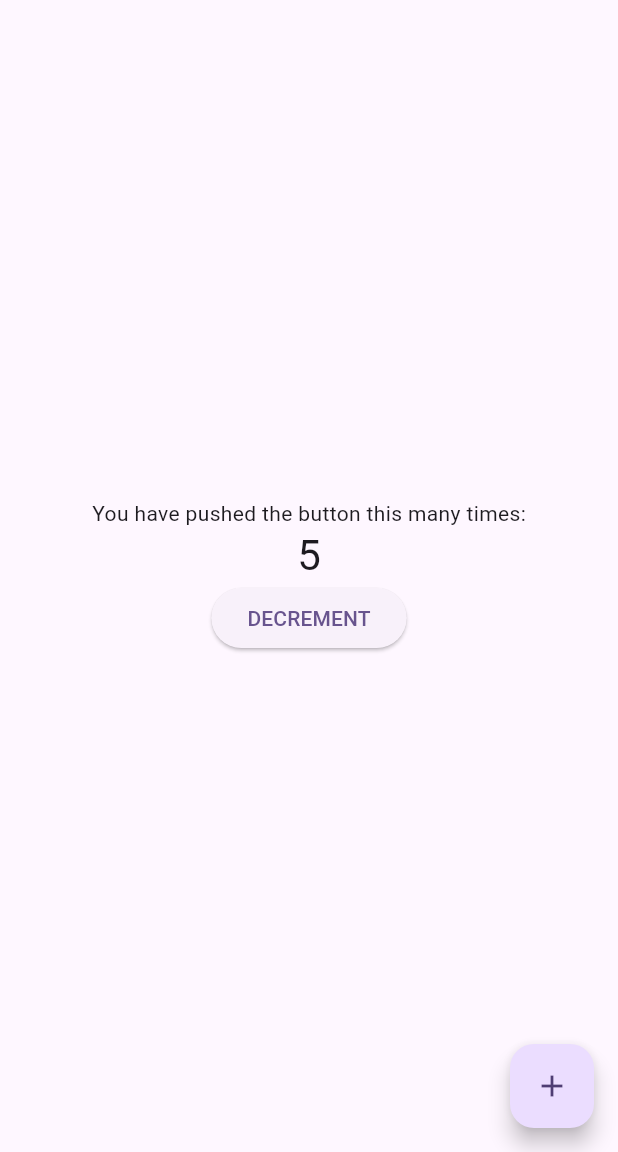
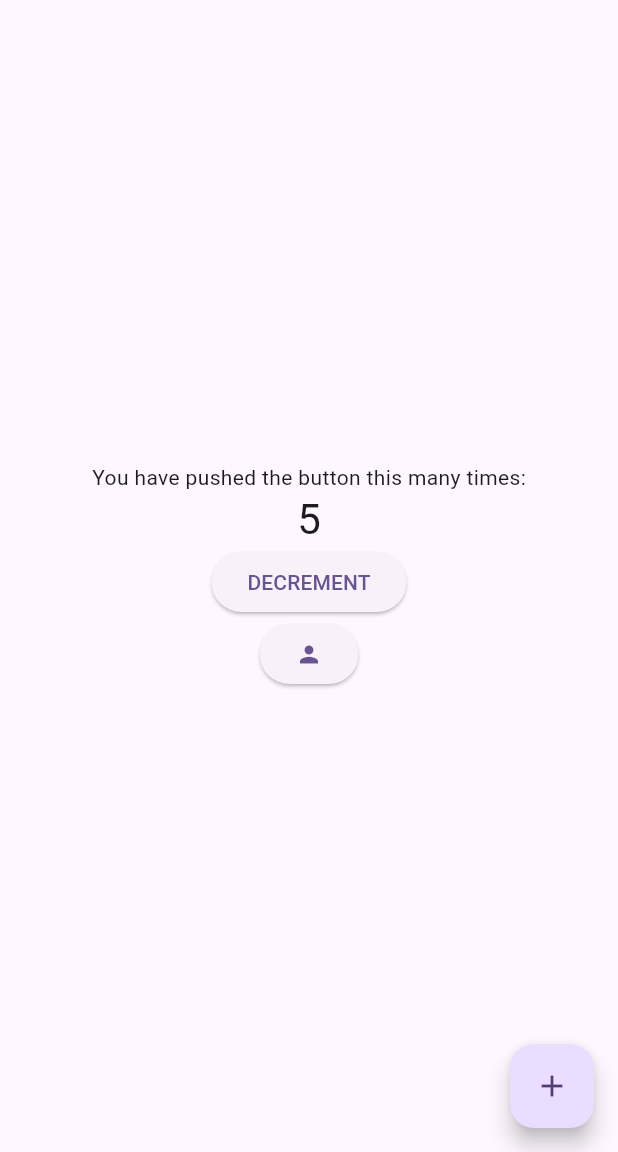
Before and after one commit to Vadymkon/bloc_test, a Flutter app: the screen it shows after launch, on a phone screen of 412 x 824 dp, the part 84-1236 px from its top. Run offline on Flutter 3.47's test engine with Material 2 defaults, Android fonts, the phone set to English and light mode, and no system bars; our stand-ins replace bloc, flutter_bloc.

```diff
--- a/lib/main_screen.dart
+++ b/lib/main_screen.dart
@@ -1,3 +1,4 @@
+import 'package:bloc_test/user_bloc/user_bloc.dart';
 import 'package:flutter/material.dart';
 import 'package:flutter_bloc/flutter_bloc.dart';
 
@@ -9,23 +10,32 @@ class MyHomePage extends StatelessWidget {
 
   @override
   Widget build(BuildContext context) {
-    final bloc = CounterBloc();
+    final counterBloc = CounterBloc();
+    final userBloc = UserBloc();
 
-    return BlocProvider<CounterBloc>(
-      create: (context) => bloc, // CAN MAKE START FUNC ..add(CounterIncEvent()),
+    return MultiBlocProvider(
+  providers: [
+    BlocProvider<CounterBloc>(
+      create: (context) => counterBloc, // CAN MAKE START FUNC ..add(CounterIncEvent()),
+),
+    BlocProvider<UserBloc>(
+      create: (context) => userBloc,
+    ),
+  ],
   child: Scaffold(
             appBar: AppBar(
               backgroundColor: Theme.of(context).colorScheme.inversePrimary,
               title: Text(title),
             ),
 
-            body: Center(
+            body: SafeArea(
+              child: Center(
                 child: Column(
                   mainAxisAlignment: MainAxisAlignment.center,
                   children: <Widget>[
                     const Text('You have pushed the button this many times:'),
                     BlocBuilder<CounterBloc, int>( //Covered only Text, for re-rendering only text
-                    bloc: bloc,
+                      bloc: counterBloc,
                       builder: (context, state){
                       //final bloc = BlocProvider.of<CounterBloc>(context);(
                         return Text(
@@ -33,16 +43,35 @@ class MyHomePage extends StatelessWidget {
                         style: Theme.of(context).textTheme.headlineMedium,);
                       }
                     ),
+                    BlocBuilder<UserBloc,UserState>(
+                        bloc: userBloc,
+                      builder: (context, state) {
+                        return Column(
+
+                          children: [
+                            if (state is UserLoadingState)
+                              const CircularProgressIndicator(),
+                            if (state is UserLoadedState)
+                              ...state.users.map((e) => Text(e.name)),
+                          ],
+                        );
+                      },
+
+                    ),
                     ElevatedButton(onPressed: (){
-                    bloc.add(CounterDecEvent());
-                  }, child: const Text('DECREMENT'))
+                      counterBloc.add(CounterDecEvent());
+                    }, child: const Text('DECREMENT')),
+                    ElevatedButton(onPressed: (){
+                      userBloc.add(UserGetUserEvent(counterBloc.state));
+                    }, child: const Icon(Icons.person)),
                   ],
+                ),
               ),
             ),
 
             floatingActionButton: FloatingActionButton(
               onPressed: () {
-                bloc.add(CounterIncEvent());
+                counterBloc.add(CounterIncEvent());
               },
               tooltip: 'Increment',
               child: const Icon(Icons.add),
--- /dev/null
+++ b/lib/user_bloc/user_bloc.dart
@@ -0,0 +1,20 @@
+import 'dart:async';
+
+import 'package:bloc/bloc.dart';
+import 'package:meta/meta.dart';
+
+part 'user_event.dart';
+part 'user_state.dart';
+
+class UserBloc extends Bloc<UserEvent, UserState> {
+  UserBloc() : super(UserInitial()) {
+    on<UserGetUserEvent>(_onGetUser);
+  }
+
+  _onGetUser (UserGetUserEvent event, Emitter<UserState> emit) async {
+    emit(UserLoadingState());
+    await Future.delayed(Duration(seconds: 1));
+    List <User> users = List.generate(event.count, (index) => User(name: 'user name',id: index.toString() ));
+    emit(UserLoadedState(users));
+  }
+}
--- /dev/null
+++ b/lib/user_bloc/user_event.dart
@@ -0,0 +1,10 @@
+part of 'user_bloc.dart';
+
+@immutable
+abstract class UserEvent {}
+
+class UserGetUserEvent extends UserEvent {
+  final int count;
+
+  UserGetUserEvent(this.count);
+}
--- /dev/null
+++ b/lib/user_bloc/user_state.dart
@@ -0,0 +1,21 @@
+part of 'user_bloc.dart';
+
+@immutable
+abstract class UserState {}
+
+class UserInitial extends UserState {}
+
+class UserLoadedState extends UserState {
+  final List <User> users;
+
+  UserLoadedState(this.users);
+}
+
+class UserLoadingState extends UserState{}
+
+class User {
+  final String name;
+  final String id;
+
+  User({required this.name, required this.id});
+}
```
Lines whose indentation alone changed are shown as unchanged.
